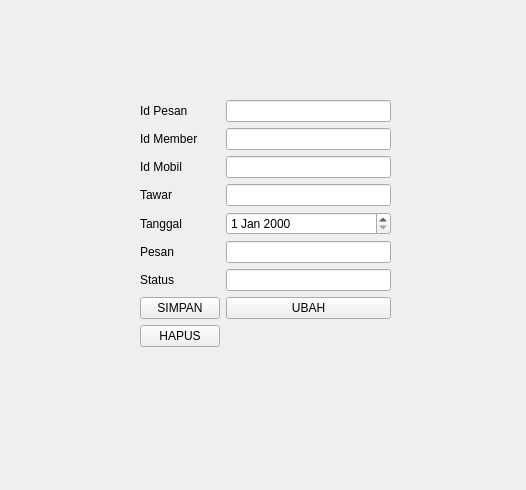
First picture: the form in Tugas_2310010573/SewaMobil_2310010573/tawar.ui, repository eevnxx999/Tugas_2310010573, before the edit.
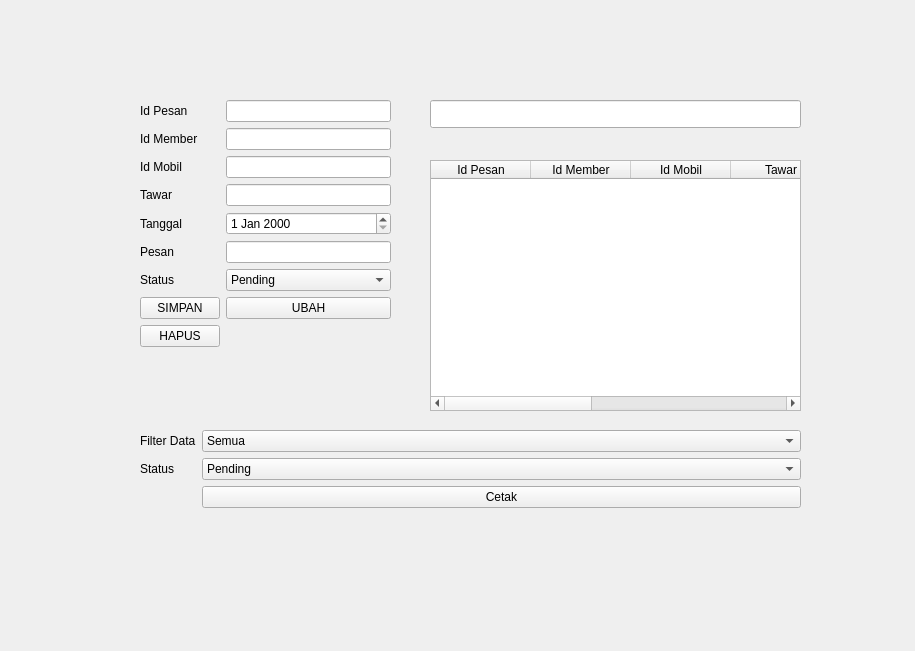
Second picture: the form after the edit.

What changed in the file:
```diff
--- a/Tugas_2310010573/SewaMobil_2310010573/tawar.ui
+++ b/Tugas_2310010573/SewaMobil_2310010573/tawar.ui
@@ -6,8 +6,8 @@
    <rect>
     <x>0</x>
     <y>0</y>
-    <width>526</width>
-    <height>490</height>
+    <width>915</width>
+    <height>651</height>
    </rect>
   </property>
   <property name="windowTitle">
@@ -112,7 +112,144 @@
      </widget>
     </item>
     <item row="6" column="1">
-     <widget class="QLineEdit" name="statusLineEdit"/>
+     <widget class="QComboBox" name="statusComboBox">
+      <item>
+       <property name="text">
+        <string>Pending</string>
+       </property>
+      </item>
+      <item>
+       <property name="text">
+        <string>Diterima</string>
+       </property>
+      </item>
+      <item>
+       <property name="text">
+        <string>Ditolak</string>
+       </property>
+      </item>
+     </widget>
+    </item>
+   </layout>
+  </widget>
+  <widget class="QLineEdit" name="lineCari">
+   <property name="geometry">
+    <rect>
+     <x>430</x>
+     <y>100</y>
+     <width>371</width>
+     <height>28</height>
+    </rect>
+   </property>
+  </widget>
+  <widget class="QTableWidget" name="tblTawar">
+   <property name="geometry">
+    <rect>
+     <x>430</x>
+     <y>160</y>
+     <width>371</width>
+     <height>251</height>
+    </rect>
+   </property>
+   <column>
+    <property name="text">
+     <string>Id Pesan</string>
+    </property>
+   </column>
+   <column>
+    <property name="text">
+     <string>Id Member</string>
+    </property>
+   </column>
+   <column>
+    <property name="text">
+     <string>Id Mobil</string>
+    </property>
+   </column>
+   <column>
+    <property name="text">
+     <string>Tawar</string>
+    </property>
+   </column>
+   <column>
+    <property name="text">
+     <string>Tanggal</string>
+    </property>
+   </column>
+   <column>
+    <property name="text">
+     <string>Pesan</string>
+    </property>
+   </column>
+   <column>
+    <property name="text">
+     <string>Status</string>
+    </property>
+   </column>
+  </widget>
+  <widget class="QWidget" name="formLayoutWidget_2">
+   <property name="geometry">
+    <rect>
+     <x>140</x>
+     <y>430</y>
+     <width>661</width>
+     <height>111</height>
+    </rect>
+   </property>
+   <layout class="QFormLayout" name="formLayout_2">
+    <item row="0" column="0">
+     <widget class="QLabel" name="filterDataLabel">
+      <property name="text">
+       <string>Filter Data</string>
+      </property>
+     </widget>
+    </item>
+    <item row="0" column="1">
+     <widget class="QComboBox" name="comboFilter">
+      <item>
+       <property name="text">
+        <string>Semua</string>
+       </property>
+      </item>
+      <item>
+       <property name="text">
+        <string>Status</string>
+       </property>
+      </item>
+     </widget>
+    </item>
+    <item row="2" column="1">
+     <widget class="QPushButton" name="btnCetak">
+      <property name="text">
+       <string>Cetak</string>
+      </property>
+     </widget>
+    </item>
+    <item row="1" column="1">
+     <widget class="QComboBox" name="comboStatus">
+      <item>
+       <property name="text">
+        <string>Pending</string>
+       </property>
+      </item>
+      <item>
+       <property name="text">
+        <string>Diterima</string>
+       </property>
+      </item>
+      <item>
+       <property name="text">
+        <string>Ditolak</string>
+       </property>
+      </item>
+     </widget>
+    </item>
+    <item row="1" column="0">
+     <widget class="QLabel" name="statusLabel_2">
+      <property name="text">
+       <string>Status</string>
+      </property>
+     </widget>
     </item>
    </layout>
   </widget>
```
Left out of the diff: 42 changed lines with no effect on the pictures.
